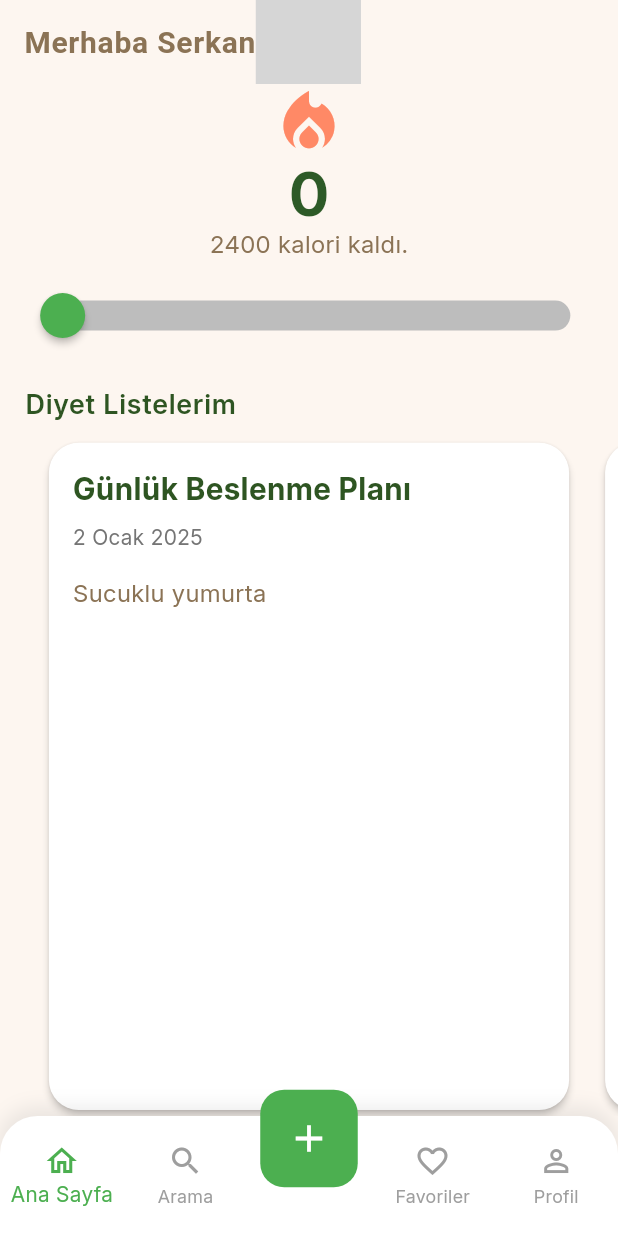
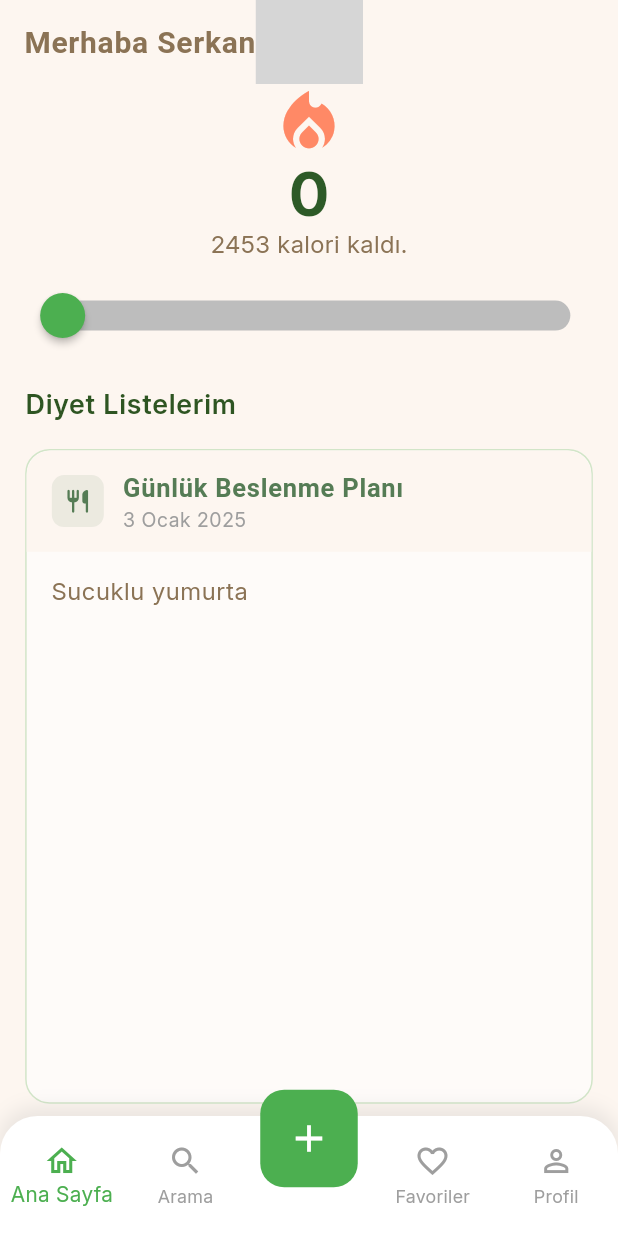
Before and after one commit to mustafanarin/Avo-AI-Diet, a Flutter app: the screen it shows after launch, on a phone screen of 412 x 824 dp. Run offline on Flutter 3.47's test engine with Material 3 defaults, Android fonts, the phone set to English and light mode, and no system bars; our stand-ins replace flutter_hooks, flutter_screenutil, go_router, lottie; grey boxes are pictures that could not be loaded.

Commit message:
home page finished

```diff
--- a/lib/feature/home/view/home_view.dart
+++ b/lib/feature/home/view/home_view.dart
@@ -1,5 +1,9 @@
+import 'package:avo_ai_diet/product/constants/enum/general/json_name.dart';
 import 'package:avo_ai_diet/product/constants/enum/project_settings/app_padding.dart';
+import 'package:avo_ai_diet/product/constants/enum/project_settings/app_radius.dart';
 import 'package:avo_ai_diet/product/constants/project_colors.dart';
+import 'package:avo_ai_diet/product/constants/project_strings.dart';
+import 'package:avo_ai_diet/product/extensions/json_extension.dart';
 import 'package:avo_ai_diet/product/extensions/text_theme_extension.dart';
 import 'package:flutter/material.dart';
 import 'package:flutter_hooks/flutter_hooks.dart';
@@ -22,14 +26,11 @@ class _HomeViewState extends State<HomeView> {
         title: Row(
           mainAxisSize: MainAxisSize.min,
           children: [
-            Text('Merhaba ${widget.userName}'),
-            // Image.asset(
-            //   height: 60,
-            //   'assets/png/justAvo.png'),
+            Text('${ProjectStrings.hello} ${widget.userName}'),
             Lottie.asset(
               fit: BoxFit.cover,
-              height: 70,
-              'assets/json/avoWalk.json',
+              height: 70.h,
+              JsonName.avoWalk.path,
             ),
           ],
         ),
@@ -43,34 +44,19 @@ class _HomeViewState extends State<HomeView> {
               child: Column(
                 crossAxisAlignment: CrossAxisAlignment.start,
                 children: [
-                  _CalorieCounterPage(maxCalories: widget.targetCal),
+                  _CalorieFollowSlider(maxCalories: widget.targetCal),
                   SizedBox(height: 30.h),
-                  Text('Diyet Listelerim', style: context.textTheme().bodyLarge),
+                  Text(ProjectStrings.myDietList, style: context.textTheme().bodyLarge),
                 ],
               ),
             ),
             SizedBox(
               height: 8.h,
             ),
-            Expanded(
-              child: CardCarousel(
-                items: [
-                  DietCardItem(
-                    title: 'Günlük Beslenme Planı',
-                    aiResponse: 'Sucuklu yumurta',
-                    date: '2 Ocak 2025',
-                  ),
-                  DietCardItem(
-                    title: 'Günlük Beslenme Planı',
-                    aiResponse: 'Sucuklu yumurta',
-                    date: '2 Ocak 2025',
-                  ),
-                  DietCardItem(
-                    title: 'Günlük Beslenme Planı',
-                    aiResponse: 'Sucuklu yumurta',
-                    date: '2 Ocak 2025',
-                  ),
-                ],
+            const Expanded(
+              child: ModernDietCard(
+                date: '3 Ocak 2025',
+                suggestion: 'Sucuklu yumurta',
               ),
             ),
           ],
@@ -80,87 +66,84 @@ class _HomeViewState extends State<HomeView> {
   }
 }
 
-class CardCarousel extends StatelessWidget {
-  const CardCarousel({
-    required this.items,
+class ModernDietCard extends StatelessWidget {
+  const ModernDietCard({
+    required this.date,
+    required this.suggestion,
     super.key,
   });
-  final List<DietCardItem> items;
+  final String date;
+  final String suggestion;
 
   @override
   Widget build(BuildContext context) {
-    return SizedBox(
-      height: MediaQuery.of(context).size.height * 0.6,
-      child: PageView.builder(
-        controller: PageController(
-          viewportFraction: 0.9,
+    return Container(
+      margin: AppPadding.customSymmetricMediumSmall(),
+      decoration: BoxDecoration(
+        color: ProjectColors.white.withOpacity(0.6),
+        borderRadius: AppRadius.circularSmall(),
+        border: Border.all(color: ProjectColors.secondary.withOpacity(0.5)),
       ),
-        itemCount: items.length,
-        itemBuilder: (context, index) {
-          return Container(
-            margin: const EdgeInsets.symmetric(horizontal: 8),
-            child: Card(
-              elevation: 2,
-              shape: RoundedRectangleBorder(
-                borderRadius: BorderRadius.circular(20),
+      child: Column(
+        children: [
+          Container(
+            padding: AppPadding.customSymmetricMediumNormal(),
+            decoration: BoxDecoration(
+              color: ProjectColors.backgroundCream,
+              borderRadius: AppRadius.onlyTopSmall(),
             ),
-              child: Padding(
-                padding: const EdgeInsets.all(16),
+            child: Row(
+              children: [
+                Container(
+                  padding: AppPadding.smallAll(),
+                  decoration: BoxDecoration(
+                    color: ProjectColors.primary.withOpacity(0.1),
+                    borderRadius: AppRadius.circularxSmall(),
+                  ),
+                  child: Icon(
+                    Icons.restaurant_rounded,
+                    color: ProjectColors.primary,
+                    size: 18.r,
+                  ),
+                ),
+                SizedBox(width: 12.w),
+                Expanded(
                   child: Column(
                     crossAxisAlignment: CrossAxisAlignment.start,
                     children: [
                       Text(
-                      items[index].title,
-                      style: const TextStyle(
-                        fontSize: 20,
-                        fontWeight: FontWeight.bold,
-                        color: ProjectColors.darkAvocado,
+                        ProjectStrings.dietListTitle,
+                        style: context.textTheme().titleMedium?.copyWith(color: ProjectColors.primary),
                       ),
-                    ),
-                    const SizedBox(height: 8),
                       Text(
-                      items[index].date,
-                      style: const TextStyle(
-                        fontSize: 14,
-                        color: ProjectColors.grey600,
-                      ),
-                    ),
-                    const SizedBox(height: 16),
-                    Expanded(
-                      child: SingleChildScrollView(
-                        physics: const BouncingScrollPhysics(),
-                        child: Text(
-                          items[index].aiResponse,
-                          style: const TextStyle(
-                            fontSize: 16,
-                          ),
-                        ),
+                        date,
+                        style: context.textTheme().bodySmall?.copyWith(
+                              fontSize: 13,
+                              color: ProjectColors.grey,
                             ),
                       ),
                     ],
                   ),
                 ),
+              ],
             ),
-          );
-        },
+          ),
+          Container(
+            width: double.infinity,
+            padding: AppPadding.mediumAll(),
+            child: Text(
+              suggestion,
+              style: context.textTheme().bodySmall?.copyWith(fontSize: 16),
+            ),
+          ),
+        ],
       ),
     );
   }
 }
 
-class DietCardItem {
-  DietCardItem({
-    required this.title,
-    required this.aiResponse,
-    required this.date,
-  });
-  final String title;
-  final String aiResponse;
-  final String date;
-}
-
-class _CalorieCounterPage extends HookWidget {
-  const _CalorieCounterPage({required this.maxCalories});
+class _CalorieFollowSlider extends HookWidget {
+  const _CalorieFollowSlider({required this.maxCalories});
 
   final double maxCalories;
 
@@ -195,6 +178,7 @@ class _CalorieCounterPage extends HookWidget {
             child: Slider(
               value: currentCalories.value.toDouble(),
               max: maxCalories,
+              divisions: (maxCalories / 10).round(),
               onChanged: (value) {
                 currentCalories.value = value.toInt();
               },
--- a/lib/feature/tabbar/tabbar_view.dart
+++ b/lib/feature/tabbar/tabbar_view.dart
@@ -16,7 +16,7 @@ final class CustomTabBarView extends HookWidget {
         controller: pageController,
         children: const [
           HomeView(
-            targetCal: 2400,
+            targetCal: 2453,
             userName: 'Serkan',
           ),
           SearchPage(),
--- a/lib/product/constants/enum/general/json_name.dart
+++ b/lib/product/constants/enum/general/json_name.dart
@@ -1 +1 @@
-enum JsonName { avoAnimation }
+enum JsonName { avoAnimation, avoWalk }
--- a/lib/product/constants/enum/project_settings/app_padding.dart
+++ b/lib/product/constants/enum/project_settings/app_padding.dart
@@ -5,6 +5,7 @@ enum _PaddingValues {
   large(24),
   xMedium(20),
   medium(16),
+  normal(12),
   small(8);
 
   const _PaddingValues(this.value);
@@ -16,5 +17,11 @@ final class AppPadding extends EdgeInsets {
   AppPadding.smallHorizontal() : super.symmetric(horizontal: _PaddingValues.small.value.w);
   AppPadding.mediumHorizontal() : super.symmetric(horizontal: _PaddingValues.medium.value.w);
   AppPadding.largeAll() : super.all(_PaddingValues.large.value.r);
+  AppPadding.mediumAll() : super.all(_PaddingValues.medium.value.r);
+  AppPadding.smallAll() : super.all(_PaddingValues.small.value.r);
   AppPadding.onlyTopXmedium() : super.only(top: _PaddingValues.xMedium.value.h);
+  AppPadding.customSymmetricMediumSmall()
+      : super.symmetric(horizontal: _PaddingValues.medium.value.w, vertical: _PaddingValues.small.value.r);
+  AppPadding.customSymmetricMediumNormal()
+      : super.symmetric(horizontal: _PaddingValues.medium.value.w, vertical: _PaddingValues.normal.value.r);
 }
--- a/lib/product/constants/enum/project_settings/app_radius.dart
+++ b/lib/product/constants/enum/project_settings/app_radius.dart
@@ -4,7 +4,8 @@ import 'package:flutter_screenutil/flutter_screenutil.dart';
 enum _RadiusValues {
   large(40),
   medium(28),
-  small(16);
+  small(16),
+  xSmall(8);
 
   const _RadiusValues(this.value);
 
@@ -12,10 +13,18 @@ enum _RadiusValues {
 }
 
 final class AppRadius extends BorderRadius {
+  AppRadius.circularMedium() : super.circular(_RadiusValues.medium.value.r);
+  AppRadius.circularSmall() : super.circular(_RadiusValues.small.value.r);
+  AppRadius.circularxSmall() : super.circular(_RadiusValues.xSmall.value.r);
+  AppRadius.onlyTopSmall()
+      : super.only(
+          topRight: Radius.circular(
+            _RadiusValues.small.value.r,
+          ),
+          topLeft: Radius.circular(_RadiusValues.small.value.r),
+        );
   AppRadius.topLargeRadius()
       : super.vertical(
           top: Radius.circular(_RadiusValues.large.value.r),
         );
-  AppRadius.circularMedium() : super.circular(_RadiusValues.medium.value.r);
-  AppRadius.circularSmall() : super.circular(_RadiusValues.small.value.r);
 }
--- a/lib/product/constants/project_strings.dart
+++ b/lib/product/constants/project_strings.dart
@@ -27,4 +27,9 @@ abstract final class ProjectStrings {
   static const String age = 'Yaş';
   static const String size = 'Boy (cm)';
   static const String weight = 'Kilo (kg)';
+
+  // Home Page
+  static const String dietListTitle = 'Günlük Beslenme Planı';
+  static const String hello = 'Merhaba';
+  static const String myDietList = 'Diyet Listelerim';
 }
--- a/lib/product/extensions/json_extension.dart
+++ b/lib/product/extensions/json_extension.dart
@@ -5,6 +5,8 @@ extension PngNameExtension on JsonName {
     switch (this) {
       case JsonName.avoAnimation:
         return 'avoAnimation';
+      case JsonName.avoWalk:
+        return 'avoWalk';
     }
   }
 
```
Lines whose indentation alone changed are shown as unchanged.
